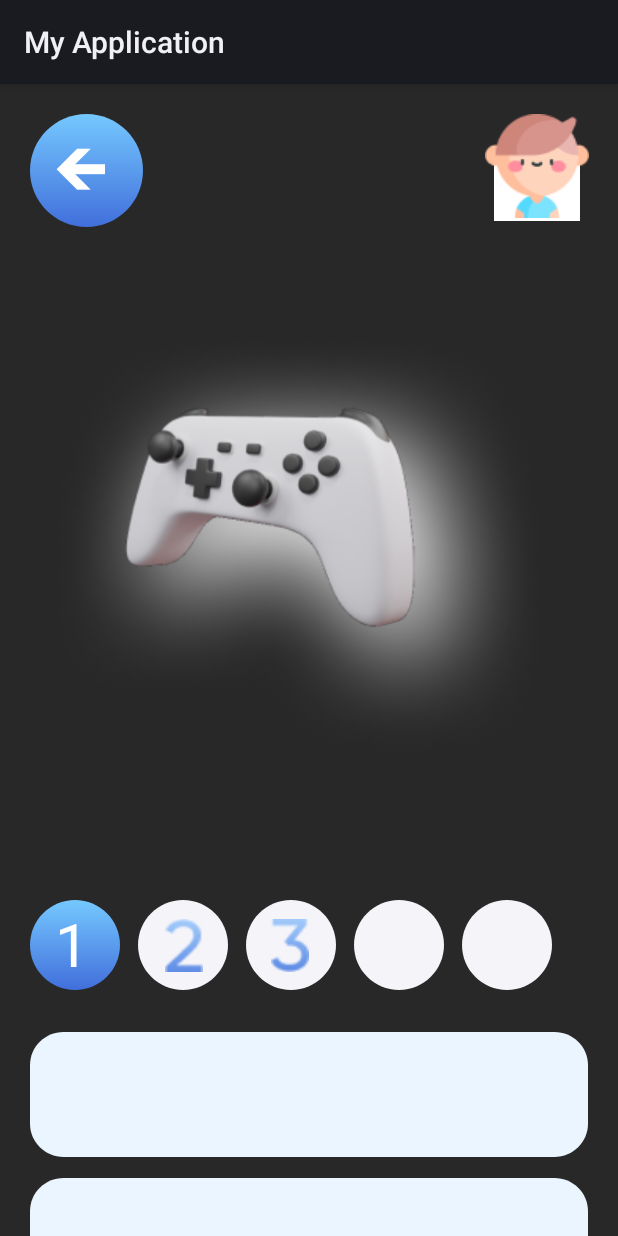
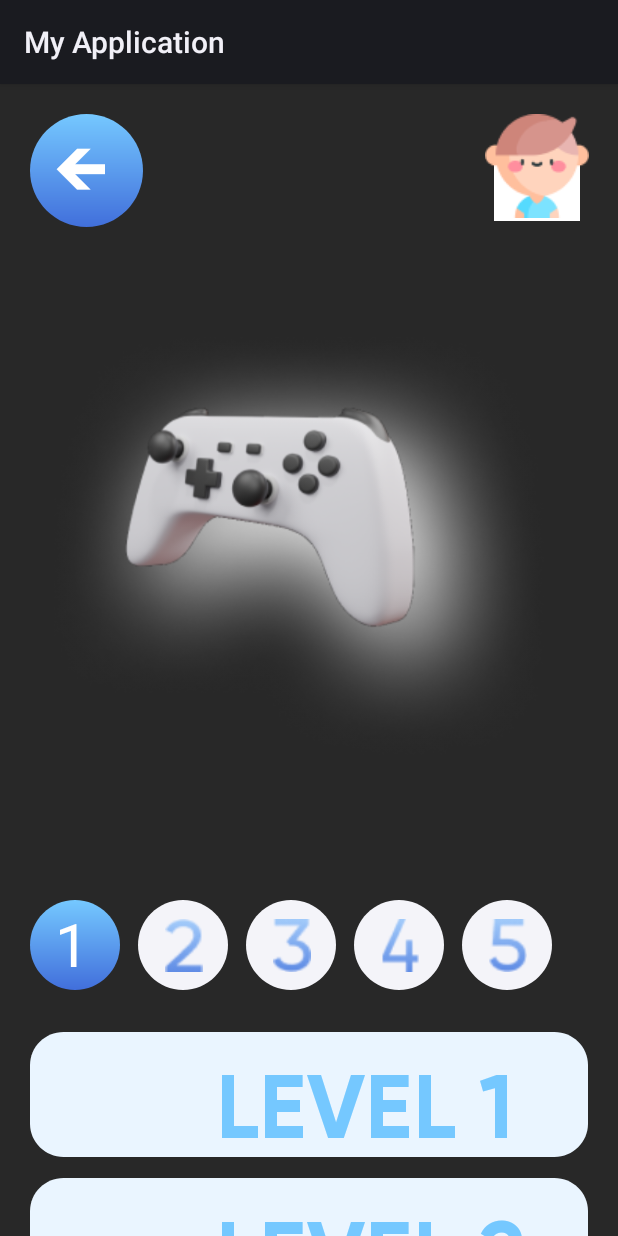
Before and after one commit to TanayK07/Cykids_UIA, an Android app: the layout game_page.xml on its own in the app's theme, with its tools: preview values and no code run, on a phone screen of 412 x 824 dp. Run offline under Robolectric (Android 15) with nearby library versions, the light colour scheme and no system bars.

Commit message:
Game page updated

```diff
--- a/app/src/main/res/layout/game_page.xml
+++ b/app/src/main/res/layout/game_page.xml
@@ -108,6 +108,7 @@
         app:layout_constraintTop_toTopOf="@+id/ellipse_3"
         app:layout_constraintVertical_bias="0.61" />
 
+
     <ImageView
         android:id="@+id/l3"
         android:layout_width="25dp"
@@ -122,9 +123,46 @@
         android:elevation="79dp"
         app:layout_constraintBottom_toBottomOf="@+id/ellipse_"
         app:layout_constraintEnd_toEndOf="@+id/ellipse_"
-        app:layout_constraintHorizontal_bias="1.0"
+        app:layout_constraintHorizontal_bias="0.0"
         app:layout_constraintStart_toStartOf="@+id/ellipse_"
         app:layout_constraintTop_toTopOf="@+id/ellipse_"
+        app:layout_constraintVertical_bias="0.6" />
+
+    <ImageView
+        android:id="@+id/l4"
+        android:layout_width="25dp"
+        android:layout_height="35dp"
+        android:layout_alignParentLeft="true"
+        android:layout_alignParentTop="true"
+        android:layout_marginStart="18dp"
+        android:layout_marginTop="10dp"
+        android:layout_marginEnd="18dp"
+        android:layout_marginBottom="10dp"
+        android:background="@drawable/l4"
+        android:elevation="79dp"
+        app:layout_constraintBottom_toBottomOf="@+id/ellipse_2"
+        app:layout_constraintEnd_toEndOf="@+id/ellipse_2"
+        app:layout_constraintHorizontal_bias="0.0"
+        app:layout_constraintStart_toStartOf="@+id/ellipse_2"
+        app:layout_constraintTop_toTopOf="@+id/ellipse_2"
+        app:layout_constraintVertical_bias="0.6" />
+    <ImageView
+        android:id="@+id/l5"
+        android:layout_width="25dp"
+        android:layout_height="35dp"
+        android:layout_alignParentLeft="true"
+        android:layout_alignParentTop="true"
+        android:layout_marginStart="18dp"
+        android:layout_marginTop="10dp"
+        android:layout_marginEnd="18dp"
+        android:layout_marginBottom="10dp"
+        android:background="@drawable/l5"
+        android:elevation="79dp"
+        app:layout_constraintBottom_toBottomOf="@+id/ellipse_4"
+        app:layout_constraintEnd_toEndOf="@+id/ellipse_4"
+        app:layout_constraintHorizontal_bias="0.0"
+        app:layout_constraintStart_toStartOf="@+id/ellipse_4"
+        app:layout_constraintTop_toTopOf="@+id/ellipse_4"
         app:layout_constraintVertical_bias="0.6" />
 
     <View
@@ -246,6 +284,24 @@
         app:layout_constraintStart_toStartOf="parent"
         app:layout_constraintTop_toBottomOf="@+id/rectangle_8" />
 
+    <TextView
+        android:id="@+id/level_"
+        android:layout_width="212dp"
+        android:layout_height="59dp"
+        android:layout_alignParentLeft="true"
+        android:layout_alignParentTop="true"
+        android:layout_marginEnd="36dp"
+        android:fontFamily="@font/gilroyb"
+        android:gravity="top"
+        android:text="LEVEL 2"
+        android:textAppearance="@style/level_1"
+        app:layout_constraintBottom_toBottomOf="@+id/rectangle_"
+        app:layout_constraintEnd_toEndOf="@+id/rectangle_8"
+        app:layout_constraintTop_toTopOf="@+id/rectangle_"
+        app:layout_constraintVertical_bias="0.541" />
+
+
+
     <View
         android:id="@+id/rectangle_9"
         android:layout_width="match_parent"
@@ -261,5 +317,35 @@
         app:layout_constraintStart_toStartOf="parent"
         app:layout_constraintTop_toBottomOf="@+id/rectangle_" />
 
+    <TextView
+        android:id="@+id/level_1"
+        android:layout_width="212dp"
+        android:layout_height="59dp"
+        android:layout_alignParentLeft="true"
+        android:layout_alignParentTop="true"
+        android:layout_marginEnd="36dp"
+        android:fontFamily="@font/gilroyb"
+        android:gravity="top"
+        android:text="LEVEL 1"
+        android:textAppearance="@style/level_1"
+        app:layout_constraintBottom_toBottomOf="@+id/rectangle_8"
+        app:layout_constraintEnd_toEndOf="@+id/rectangle_8"
+        app:layout_constraintTop_toTopOf="@+id/rectangle_8" />
+
+    <TextView
+        android:id="@+id/level_3"
+        android:layout_width="215dp"
+        android:layout_height="70dp"
+        android:layout_alignParentLeft="true"
+        android:layout_alignParentTop="true"
+        android:layout_marginEnd="36dp"
+        android:fontFamily="@font/gilroyb"
+        android:gravity="top"
+        android:text="LEVEL 3"
+        android:textAppearance="@style/level_1"
+        app:layout_constraintBottom_toBottomOf="parent"
+        app:layout_constraintEnd_toEndOf="@+id/rectangle_9"
+        app:layout_constraintTop_toTopOf="@+id/rectangle_9" />
+
 
 </androidx.constraintlayout.widget.ConstraintLayout>
--- a/app/src/main/res/values/themes.xml
+++ b/app/src/main/res/values/themes.xml
@@ -101,4 +101,15 @@
         </item>
 
     </style>
+    <style name="level_1">
+
+        <item name="android:textSize">
+            60sp
+        </item>
+
+        <item name="android:textColor">
+            #75C8FF
+        </item>
+
+    </style>
 </resources>
```
